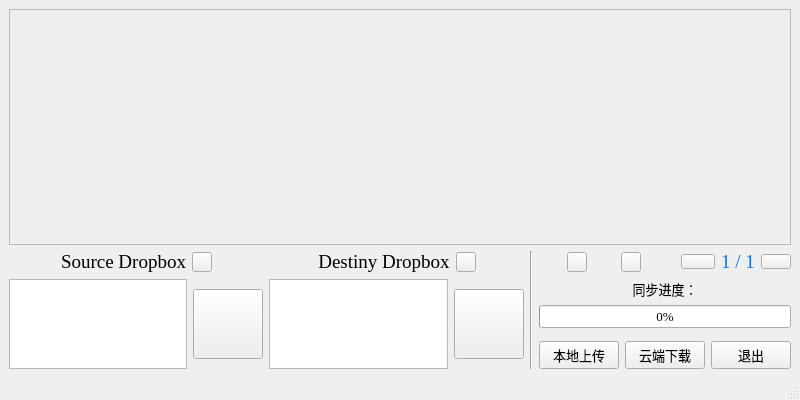
This is FastSyncUI.ui in ChordXy/Sync-Files-plug-in as Qt 5 draws it before an edit. The edited form follows.
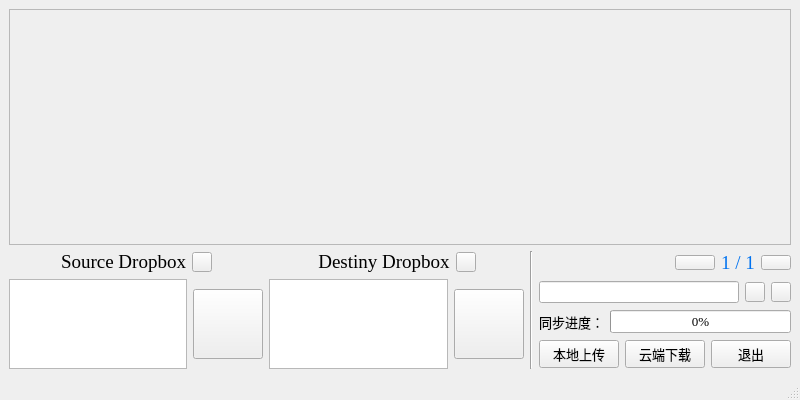
This is the edited form. Icons and pictures are not drawn.

Commit message: Settle the problem of movable button

```diff
--- a/FastSyncUI.ui
+++ b/FastSyncUI.ui
@@ -10,6 +10,18 @@
     <height>400</height>
    </rect>
   </property>
+  <property name="minimumSize">
+   <size>
+    <width>800</width>
+    <height>400</height>
+   </size>
+  </property>
+  <property name="maximumSize">
+   <size>
+    <width>800</width>
+    <height>400</height>
+   </size>
+  </property>
   <property name="windowTitle">
    <string>MainWindow</string>
   </property>
@@ -26,7 +38,7 @@
      </widget>
     </item>
     <item>
-     <layout class="QHBoxLayout" name="horizontalLayout_8">
+     <layout class="QHBoxLayout" name="horizontalLayout_4">
       <item>
        <layout class="QVBoxLayout" name="verticalLayout" stretch="0,0">
         <item>
@@ -251,90 +263,6 @@
       <item>
        <layout class="QVBoxLayout" name="verticalLayout_3">
         <item>
-         <layout class="QHBoxLayout" name="horizontalLayout_4">
-          <item>
-           <spacer name="horizontalSpacer_5">
-            <property name="orientation">
-             <enum>Qt::Horizontal</enum>
-            </property>
-            <property name="sizeHint" stdset="0">
-             <size>
-              <width>40</width>
-              <height>20</height>
-             </size>
-            </property>
-           </spacer>
-          </item>
-          <item>
-           <widget class="QPushButton" name="pushButton_add">
-            <property name="sizePolicy">
-             <sizepolicy hsizetype="Fixed" vsizetype="Fixed">
-              <horstretch>0</horstretch>
-              <verstretch>0</verstretch>
-             </sizepolicy>
-            </property>
-            <property name="minimumSize">
-             <size>
-              <width>20</width>
-              <height>20</height>
-             </size>
-            </property>
-            <property name="maximumSize">
-             <size>
-              <width>20</width>
-              <height>20</height>
-             </size>
-            </property>
-            <property name="styleSheet">
-             <string notr="true">border-image: url(:/Icons/Resources/Add-5.png);</string>
-            </property>
-            <property name="text">
-             <string/>
-            </property>
-           </widget>
-          </item>
-          <item>
-           <spacer name="horizontalSpacer_7">
-            <property name="orientation">
-             <enum>Qt::Horizontal</enum>
-            </property>
-            <property name="sizeHint" stdset="0">
-             <size>
-              <width>40</width>
-              <height>20</height>
-             </size>
-            </property>
-           </spacer>
-          </item>
-          <item>
-           <widget class="QPushButton" name="pushButton_Delete">
-            <property name="sizePolicy">
-             <sizepolicy hsizetype="Fixed" vsizetype="Fixed">
-              <horstretch>0</horstretch>
-              <verstretch>0</verstretch>
-             </sizepolicy>
-            </property>
-            <property name="minimumSize">
-             <size>
-              <width>20</width>
-              <height>20</height>
-             </size>
-            </property>
-            <property name="maximumSize">
-             <size>
-              <width>20</width>
-              <height>20</height>
-             </size>
-            </property>
-            <property name="styleSheet">
-             <string notr="true">border-image: url(:/Icons/Resources/Trashbin-2.png);</string>
-            </property>
-            <property name="text">
-             <string/>
-            </property>
-           </widget>
-          </item>
-          <item>
            <layout class="QHBoxLayout" name="horizontalLayout">
             <item>
              <spacer name="horizontalSpacer_6">
@@ -426,21 +354,71 @@
             </item>
            </layout>
           </item>
+        <item>
+         <layout class="QHBoxLayout" name="horizontalLayout_8">
+          <item>
+           <widget class="QLineEdit" name="lineEdit_PairName"/>
+          </item>
+          <item>
+           <widget class="QPushButton" name="pushButton_add">
+            <property name="sizePolicy">
+             <sizepolicy hsizetype="Fixed" vsizetype="Fixed">
+              <horstretch>0</horstretch>
+              <verstretch>0</verstretch>
+             </sizepolicy>
+            </property>
+            <property name="minimumSize">
+             <size>
+              <width>20</width>
+              <height>20</height>
+             </size>
+            </property>
+            <property name="maximumSize">
+             <size>
+              <width>20</width>
+              <height>20</height>
+             </size>
+            </property>
+            <property name="styleSheet">
+             <string notr="true">border-image: url(:/Icons/Resources/Add-5.png);</string>
+            </property>
+            <property name="text">
+             <string/>
+            </property>
+           </widget>
+          </item>
+          <item>
+           <widget class="QPushButton" name="pushButton_Delete">
+            <property name="sizePolicy">
+             <sizepolicy hsizetype="Fixed" vsizetype="Fixed">
+              <horstretch>0</horstretch>
+              <verstretch>0</verstretch>
+             </sizepolicy>
+            </property>
+            <property name="minimumSize">
+             <size>
+              <width>20</width>
+              <height>20</height>
+             </size>
+            </property>
+            <property name="maximumSize">
+             <size>
+              <width>20</width>
+              <height>20</height>
+             </size>
+            </property>
+            <property name="styleSheet">
+             <string notr="true">border-image: url(:/Icons/Resources/Trashbin-2.png);</string>
+            </property>
+            <property name="text">
+             <string/>
+            </property>
+           </widget>
+          </item>
          </layout>
         </item>
         <item>
-         <spacer name="verticalSpacer">
-          <property name="orientation">
-           <enum>Qt::Vertical</enum>
-          </property>
-          <property name="sizeHint" stdset="0">
-           <size>
-            <width>20</width>
-            <height>17</height>
-           </size>
-          </property>
-         </spacer>
-        </item>
+         <layout class="QHBoxLayout" name="horizontalLayout_9">
         <item>
          <widget class="QLabel" name="label_SyncProcess">
           <property name="font">
@@ -470,18 +448,7 @@
           </property>
          </widget>
         </item>
-        <item>
-         <spacer name="verticalSpacer_2">
-          <property name="orientation">
-           <enum>Qt::Vertical</enum>
-          </property>
-          <property name="sizeHint" stdset="0">
-           <size>
-            <width>20</width>
-            <height>40</height>
-           </size>
-          </property>
-         </spacer>
+         </layout>
         </item>
         <item>
          <layout class="QHBoxLayout" name="horizontalLayout_5">
```
Lines whose indentation alone changed are shown as unchanged. The commit also changes 4 other files.
